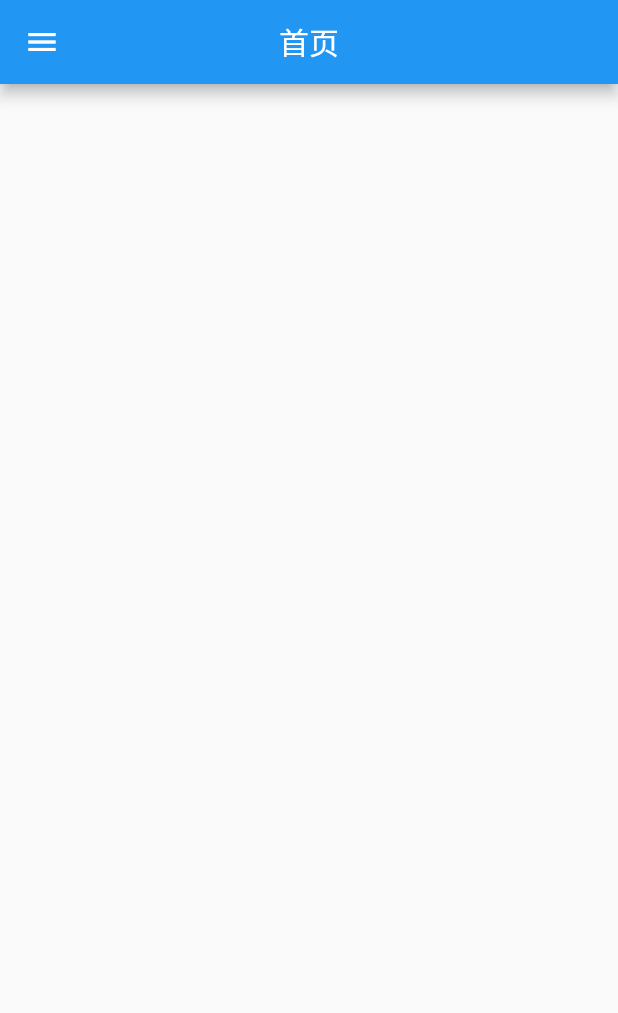
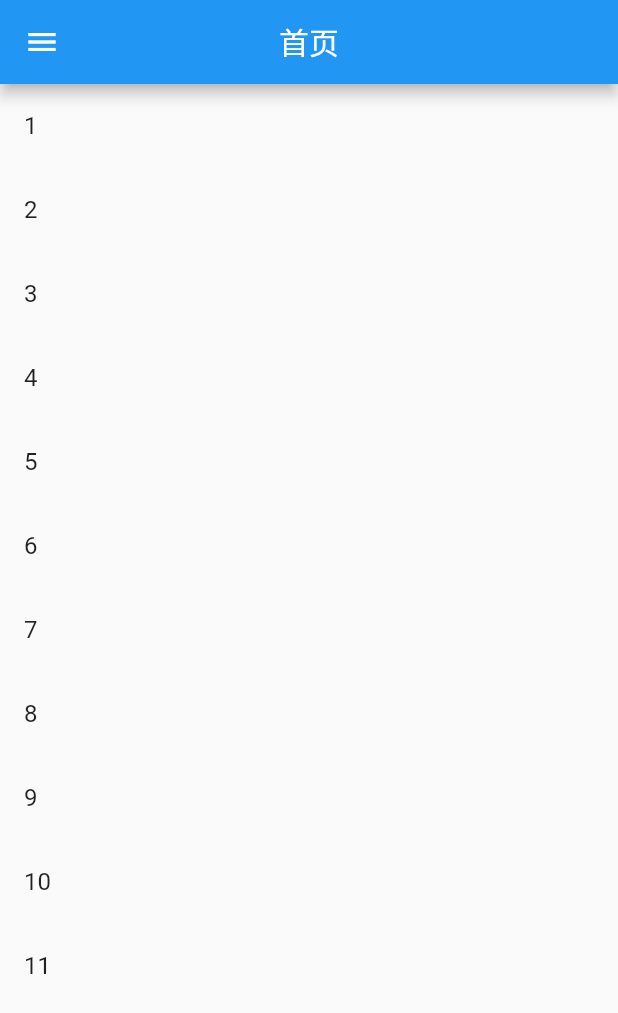
Before and after one commit to cookiemouse/FlutterDaily, a Flutter app: the screen it shows after launch, on a phone screen of 412 x 824 dp. Shown: the top 1013 px of the screen. Run offline on Flutter 3.47's test engine with Material 2 defaults, Android fonts, the phone set to English and light mode, and no system bars.

Commit message:
修改Urls，测试Refresh

```diff
--- a/lib/data/Urls.dart
+++ b/lib/data/Urls.dart
@@ -22,8 +22,6 @@ class Urls {
   static const String THEMES_CONTENT = 'https://news-at.zhihu.com/api/4/theme/11';
 
   //  某个主题之前的内容
-  static const String THEMES_BEFORE = 'https://news-at.zhihu.com/api/4/section/#{section id}/before/#{timestamp}';
+  static const String THEMES_BEFORE = 'https://news-at.zhihu.com/api/4/theme/#{theme_id}/before/#{story_id}';
 
-  //  今日热闻
-  static const String HOT = 'https://news-at.zhihu.com/api/3/news/hot';
 }
--- a/lib/pages/HomePage.dart
+++ b/lib/pages/HomePage.dart
@@ -1,3 +1,5 @@
+import 'dart:async';
+
 import 'package:flutter/material.dart';
 
 class HomePage extends StatelessWidget{
@@ -5,7 +7,28 @@ class HomePage extends StatelessWidget{
   @override
   Widget build(BuildContext context) {
     return new Scaffold(
-      body: null,
+      body: new RefreshIndicator(
+          child: new ListView(
+            children: <Widget>[
+              new ListTile(title: new Text('1'),),
+              new ListTile(title: new Text('2'),),
+              new ListTile(title: new Text('3'),),
+              new ListTile(title: new Text('4'),),
+              new ListTile(title: new Text('5'),),
+              new ListTile(title: new Text('6'),),
+              new ListTile(title: new Text('7'),),
+              new ListTile(title: new Text('8'),),
+              new ListTile(title: new Text('9'),),
+              new ListTile(title: new Text('10'),),
+              new ListTile(title: new Text('11'),),
+            ],
+          ),
+          onRefresh: _pullToRefresh,
+      ),
     );
   }
 }
+
+Future<Null> _pullToRefresh() async {
+  return null;
+}
```
Also changed, not shown: lib/pages/MyDrawer.dart (+15 -7 lines).
